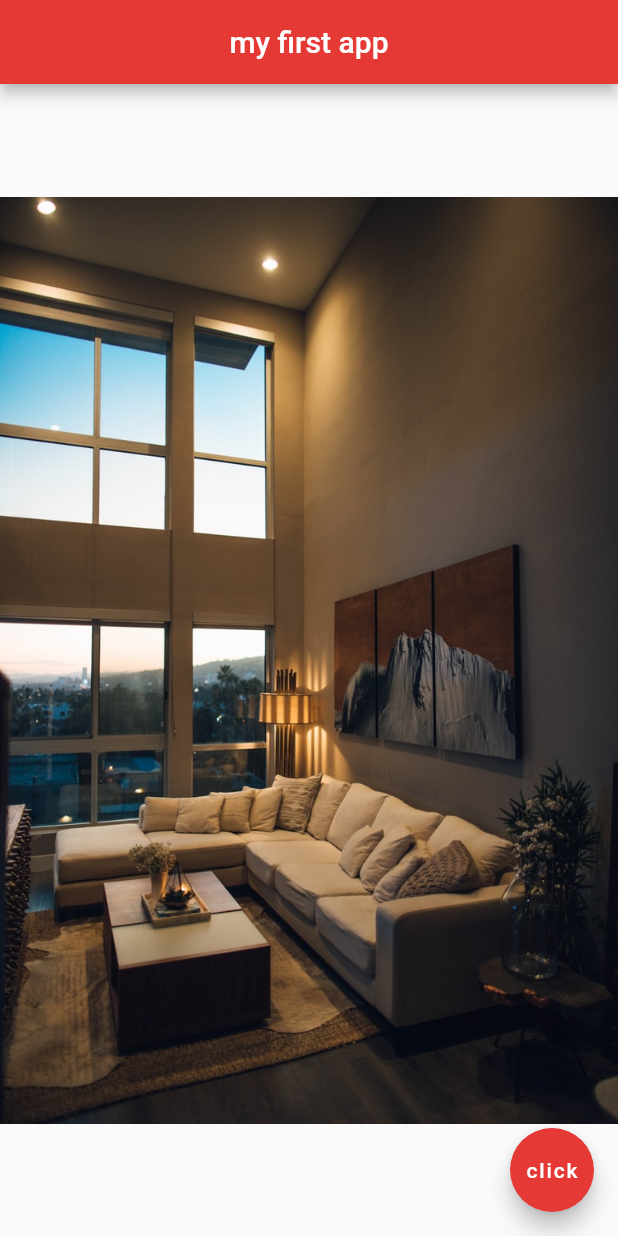
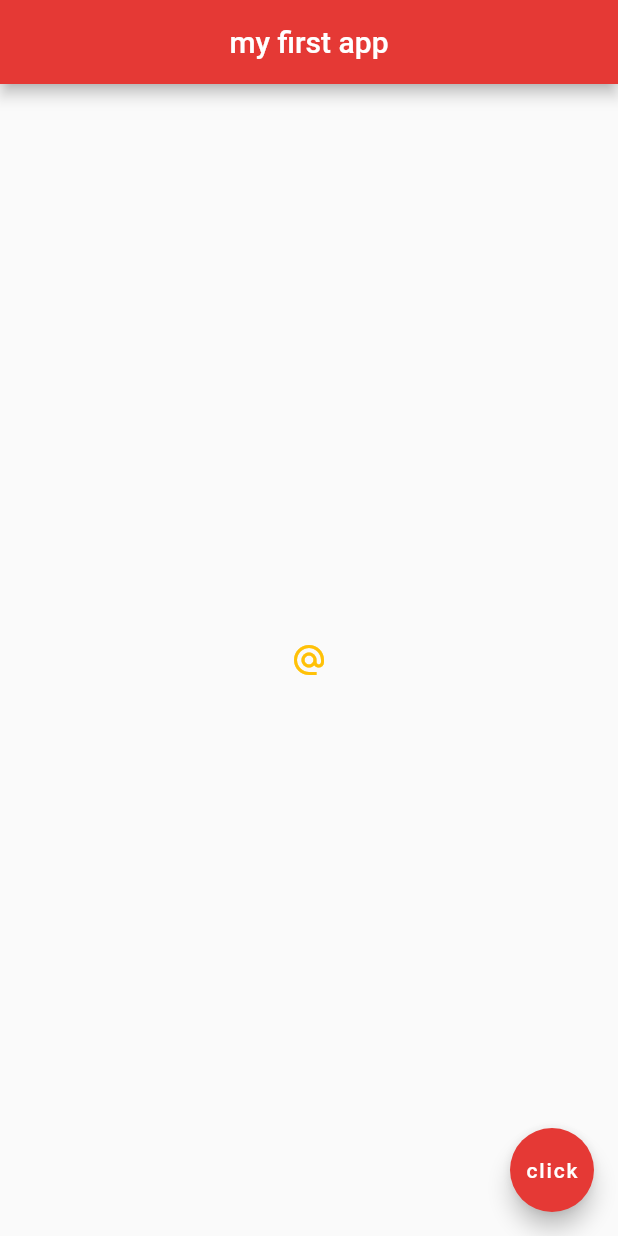
Before and after one commit to honmetha/flutter_tutorial, a Flutter app: the screen it shows after launch, on a phone screen of 412 x 824 dp. Run offline on Flutter 3.47's test engine with Material 2 defaults, Android fonts, the phone set to English and light mode, and no system bars.

Commit message:
[Added] 9 - Buttons & Icons

```diff
--- a/lib/main.dart
+++ b/lib/main.dart
@@ -16,7 +16,11 @@ class Home extends StatelessWidget {
         backgroundColor: Colors.red[600],
       ),
       body: Center(
-        child: Image.asset('assets/home-2.jpeg')
+        child: IconButton(
+          onPressed: () {},
+          icon: const Icon(Icons.alternate_email),
+          color: Colors.amber,
+        ),
       ),
       floatingActionButton: FloatingActionButton(
         onPressed: null,
```
